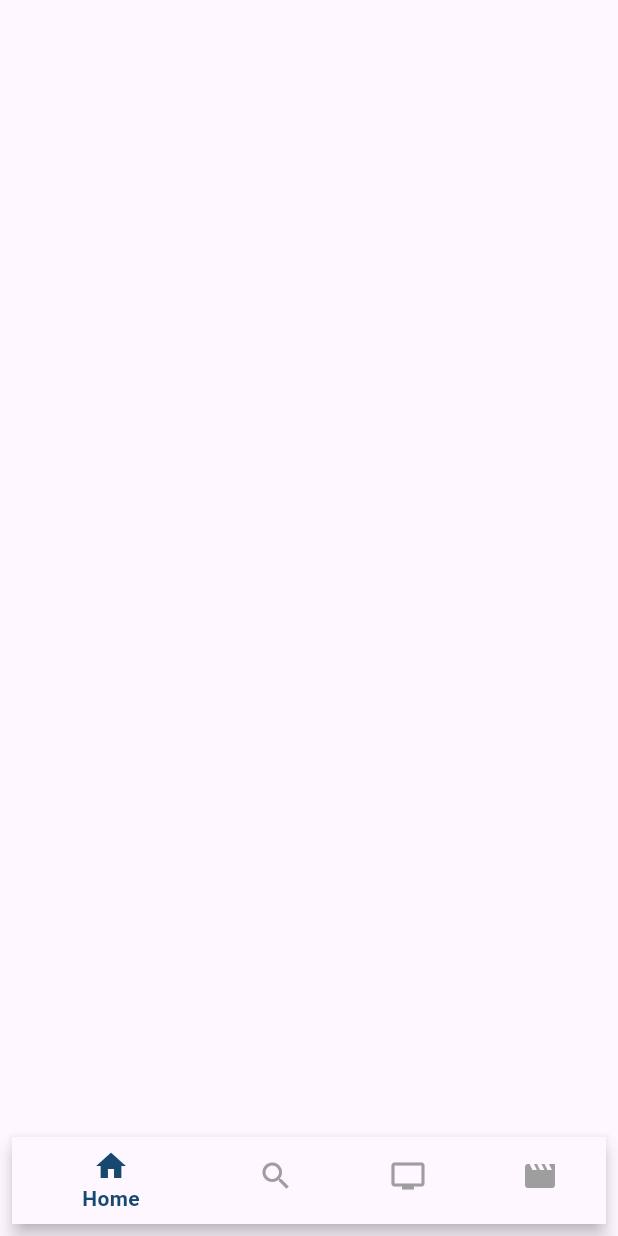
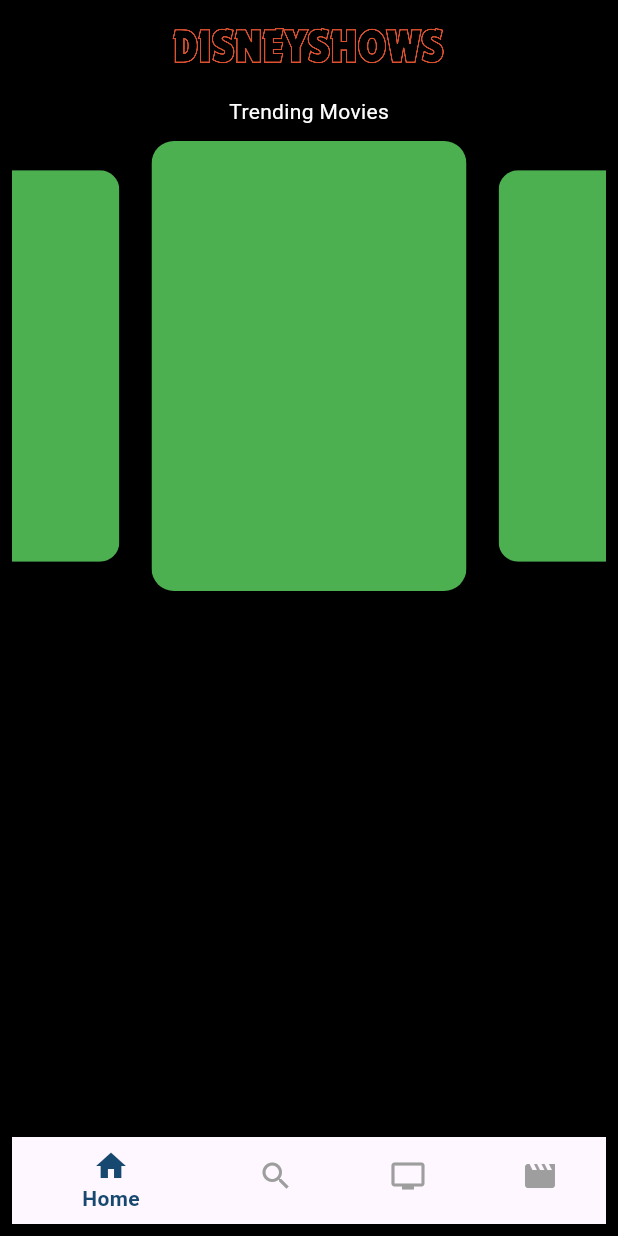
Before and after one commit to Shahanad-p/api_movie_app, a Flutter app: the screen it shows after launch, on a phone screen of 412 x 824 dp. Run offline on Flutter 3.47's test engine with Material 3 defaults, Android fonts, the phone set to English and light mode, and no system bars; drawn by our look-alikes of carousel_slider.

Commit message:
done some ui things

```diff
--- a/lib/main.dart
+++ b/lib/main.dart
@@ -10,8 +10,11 @@ class MyApp extends StatelessWidget {
 
   @override
   Widget build(BuildContext context) {
-    return const MaterialApp(
-      home: BottomNavScreen(),
+    return MaterialApp(
+      theme: ThemeData(
+        scaffoldBackgroundColor: Colors.black,
+      ),
+      home: const BottomNavScreen(),
       debugShowCheckedModeBanner: false,
     );
   }
--- a/lib/view/home_screen.dart
+++ b/lib/view/home_screen.dart
@@ -1,4 +1,6 @@
+import 'package:carousel_slider/carousel_slider.dart';
 import 'package:flutter/material.dart';
+import 'package:movie_app/view/trending_details.dart';
 
 class HomeScreen extends StatefulWidget {
   const HomeScreen({super.key});
@@ -10,6 +12,62 @@ class HomeScreen extends StatefulWidget {
 class _HomeScreenState extends State<HomeScreen> {
   @override
   Widget build(BuildContext context) {
-    return const Scaffold();
+    return Scaffold(
+      appBar: AppBar(
+        backgroundColor: Colors.transparent,
+        elevation: 0,
+        centerTitle: true,
+        title: Image.asset(
+          'assets/Purple Modern Future Destiny Movie Poster.png',
+          fit: BoxFit.cover,
+          height: 60,
+          filterQuality: FilterQuality.high,
+        ),
+      ),
+      body: SingleChildScrollView(
+        physics: const BouncingScrollPhysics(),
+        child: Padding(
+          padding: const EdgeInsets.all(8.0),
+          child: Column(
+            mainAxisAlignment: MainAxisAlignment.start,
+            children: [
+              const Text(
+                'Trending Movies',
+                style: TextStyle(color: Colors.white),
+              ),
+              const SizedBox(height: 10),
+              SizedBox(
+                width: double.infinity,
+                child: CarouselSlider.builder(
+                  itemCount: 10,
+                  options: CarouselOptions(
+                      height: 300,
+                      autoPlay: true,
+                      viewportFraction: 0.55,
+                      enlargeCenterPage: true,
+                      pageSnapping: true,
+                      autoPlayCurve: Curves.fastOutSlowIn,
+                      autoPlayAnimationDuration: const Duration(seconds: 1)),
+                  itemBuilder: (context, itemIndex, pageViewIndex) => ClipRRect(
+                    borderRadius: BorderRadius.circular(15),
+                    child: InkWell(
+                      onTap: () {
+                        Navigator.of(context).push(MaterialPageRoute(
+                            builder: (context) => const TrendingDetails()));
+                      },
+                      child: Container(
+                        height: 350,
+                        width: 210,
+                        color: Colors.green,
+                      ),
+                    ),
+                  ),
+                ),
+              )
+            ],
+          ),
+        ),
+      ),
+    );
   }
 }
--- a/lib/view/search_screen.dart
+++ b/lib/view/search_screen.dart
@@ -10,6 +10,6 @@ class SearchScreen extends StatefulWidget {
 class _SearchScreenState extends State<SearchScreen> {
   @override
   Widget build(BuildContext context) {
-    return const Scaffold();
+    return Scaffold();
   }
 }
--- a/lib/view/show_screen.dart
+++ b/lib/view/show_screen.dart
@@ -10,6 +10,8 @@ class ShowScreen extends StatefulWidget {
 class _ShowScreenState extends State<ShowScreen> {
   @override
   Widget build(BuildContext context) {
-    return const Scaffold();
+    return Scaffold(
+
+    );
   }
 }
--- a/lib/view/tv_screen.dart
+++ b/lib/view/tv_screen.dart
@@ -10,6 +10,8 @@ class TvScreen extends StatefulWidget {
 class _TvScreenState extends State<TvScreen> {
   @override
   Widget build(BuildContext context) {
-    return const Scaffold();
+    return Scaffold(
+
+    );
   }
 }
```
Also changed, not shown: lib/view/trending_details.dart (added, +15 -0 lines), pubspec.yaml (+7 -19 lines), assets/Purple Modern Future Destiny Movie Poster.png (added), pubspec.lock, 1 other file.
